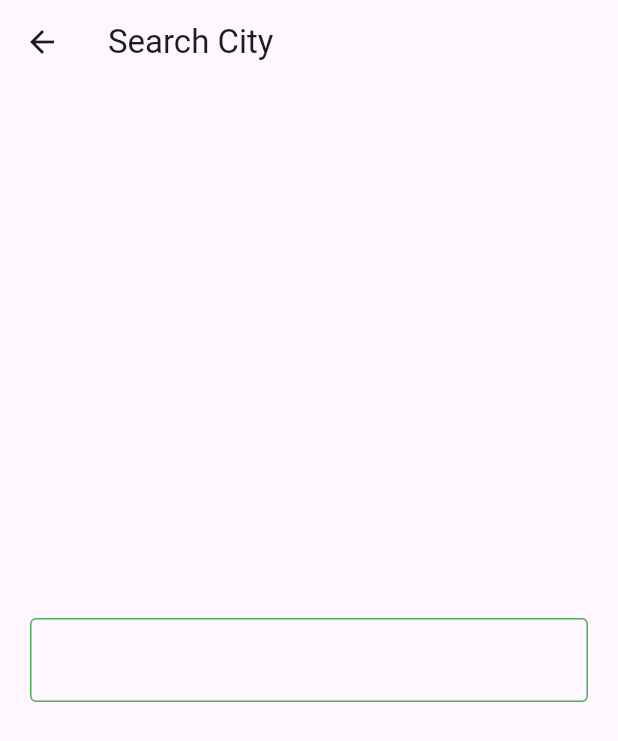
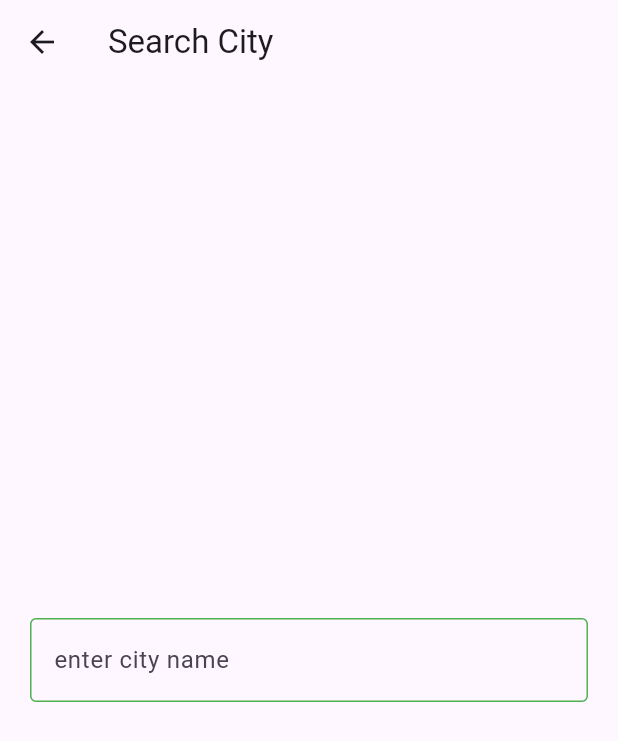
Before and after one commit to Ghada-Mohamed-Khalaf/weather_app, a Flutter app: the SearchView screen opened directly, on a phone screen of 412 x 824 dp. Shown: the top 741 px of the screen. Run offline on Flutter 3.47's test engine with Material 3 defaults, Android fonts, the phone set to English and light mode, and no system bars.

Commit message:
add hint text

```diff
--- a/lib/views/search_view.dart
+++ b/lib/views/search_view.dart
@@ -15,6 +15,7 @@ class SearchView extends StatelessWidget {
         padding: const EdgeInsets.symmetric(horizontal: 20),
         child: Center(
           child: TextField(decoration: InputDecoration(
+            hintText:"enter city name" ,
             border: OutlineInputBorder(
               borderRadius: BorderRadius.circular(16),
               borderSide: BorderSide(color: Colors.orange,
```
